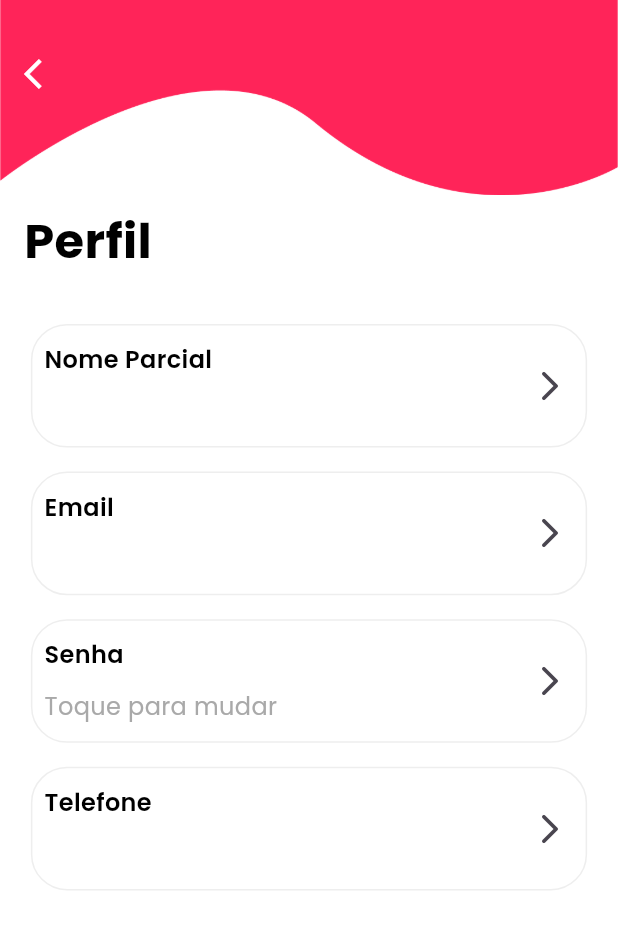
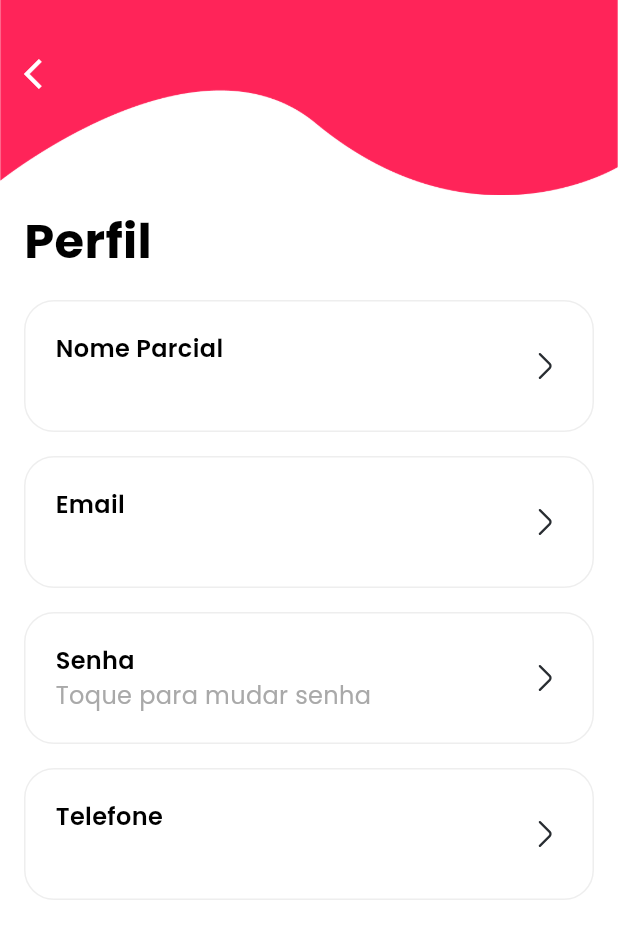
Before and after one commit to MJCantina/MJCantina-mobile-front-en, a Flutter app: the ProfileConfigs screen opened directly, on a phone screen of 412 x 824 dp. Shown: the top 939 px of the screen. Run offline on Flutter 3.47's test engine with Material 3 defaults, Android fonts, the phone set to English and light mode, and no system bars; our stand-ins replace cloud_firestore, firebase_auth, firebase_core, flutter_secure_storage, flutter_svg, get and 1 more; accounts and stored records are empty.

Commit message:
Arrumou os dados, cards e responsividade
Ajeitou o lançamento de dados do cpf e telefone no banco de dados, cards na aba perfil e responsividade

```diff
--- a/lib/common/widgets/profile_card/profile_card.dart
+++ b/lib/common/widgets/profile_card/profile_card.dart
@@ -1,55 +1,53 @@
+import 'package:cantina_senai/core/configs/theme/app_colors.dart';
 import 'package:cantina_senai/core/configs/theme/app_fonts.dart';
+import 'package:cantina_senai/core/configs/theme/app_vectors.dart';
 import 'package:flutter/material.dart';
+import 'package:flutter_svg/svg.dart';
 
 class ConfigChange extends StatefulWidget {
-
   final String title;
   final String config;
+  final VoidCallback onTap;
 
-  const ConfigChange({
-    required this.title,
-    required this.config,
-    super.key
-    });
+  const ConfigChange({required this.title, required this.config, required this.onTap, super.key});
 
   @override
   State<ConfigChange> createState() => _ConfigChangeState();
 }
 
 class _ConfigChangeState extends State<ConfigChange> {
-
-
+  @override
   Widget build(BuildContext context) {
-
-    var size = MediaQuery.of(context).size;
-
-    return Center(
+    return GestureDetector(
+      onTap: widget.onTap,
+      child: Container(
+        decoration: BoxDecoration(
+            borderRadius: BorderRadius.circular(20),
+            border: Border.all(
+                color: AppColors.bordergrey,
+                width: 1,
+                style: BorderStyle.solid)),
         child: Padding(
-        padding: const EdgeInsets.only(top: 16),
-        child: Container(
-                  width: size.width * 0.90,
-                  height: size.height * 0.10,
-                  decoration: BoxDecoration(
-                    border: Border.all(width: 1, color: const Color(0xFFEEEEEE)),
-                    borderRadius: BorderRadius.circular(24)
-
-                  ),
+          padding: const EdgeInsets.all(20),
           child: Row(
+            mainAxisAlignment: MainAxisAlignment.spaceBetween,
             crossAxisAlignment: CrossAxisAlignment.center,
+            children: [
+              Column(
+                crossAxisAlignment: CrossAxisAlignment.start,
                 mainAxisAlignment: MainAxisAlignment.spaceBetween,
                 children: [
-                      Padding(
-                        padding: const EdgeInsets.only(left: 8.0),
-                        child: Column(
-                          crossAxisAlignment: CrossAxisAlignment.start,
-                          mainAxisAlignment: MainAxisAlignment.spaceEvenly,
-                          children: [
-                            Text(widget.title, style: AppFonts.titleField,),
-                            Text(widget.config, style: AppFonts.subtitle,)
+                  Text(
+                    widget.title,
+                    style: AppFonts.titleField,
+                  ),
+                  Text(
+                    widget.config,
+                    style: AppFonts.subtitle,
+                  ),
                 ],
               ),
-                      ),
-                      IconButton(onPressed: (){}, icon: const Icon(Icons.arrow_forward_ios_rounded))
+              SvgPicture.asset(AppVectors.arrowright)
             ],
           ),
         ),
--- a/lib/core/configs/auth_controller/auth_controller.dart
+++ b/lib/core/configs/auth_controller/auth_controller.dart
@@ -36,7 +36,7 @@ class AuthController extends GetxController {
 
   Future<void> ctSend () async {
     try {
-      await AuthService.to.salvarInformacoesAdicionais(cpf.text, telefone.text);
+      await AuthService.to.salvarInformacoesAdicionais(telefone.text, cpf.text);
       Get.snackbar('Sucesso', 'Dados salvos com sucesso', backgroundColor: Colors.green);
     } catch (e) {
       Get.snackbar('Erro', e.toString(), backgroundColor: Colors.red);
--- a/lib/core/configs/theme/app_vectors.dart
+++ b/lib/core/configs/theme/app_vectors.dart
@@ -22,7 +22,7 @@ class AppVectors {
   static const String configred = '${basePath}configurationRed$format';
   static const String walletred = '${basePath}walletRed$format';
   static const String profilered = '${basePath}profileRed$format';
-  static const String coracaored = '${basePath}coracaoRed$format';
+  static const String coracaored = '${basePath}coracao$format';
   static const String reserve = '${basePath}reserve$format';
   static const String pedidosred = '${basePath}pedidosRed$format';
 }
--- a/lib/presentation/main_pages/perfil/profile_configs.dart
+++ b/lib/presentation/main_pages/perfil/profile_configs.dart
@@ -20,33 +20,52 @@ class _ProfileConfigsState extends State<ProfileConfigs> {
     return SafeArea(
       child: Scaffold(
         appBar: const AppBarArrow(namePage: 'Perfil'),
-        body: Column(
+        body: Padding(
+          padding: const EdgeInsets.symmetric(horizontal: 16.0),
+          child: Wrap(
+            runSpacing: 16,
             children: [
-            ConfigChange(title: 'Nome Parcial', config: '$user'),
-            ConfigChange(title: 'Email', config: '$userEmail'),
-            ConfigChange(title: 'Senha', config: 'Toque para mudar'),
+              ConfigChange(
+                title: 'Nome Parcial',
+                config: '$user',
+                onTap: () => {},
+              ),
+              ConfigChange(
+                title: 'Email',
+                config: '$userEmail',
+                onTap: () => {},
+              ),
+              ConfigChange(
+                title: 'Senha',
+                config: 'Toque para mudar senha',
+                onTap: () => {},
+              ),
               FutureBuilder<String?>(
                 future: AuthService.to.getPhoneNumber(), // Função assíncrona
                 builder: (context, snapshot) {
                   if (snapshot.connectionState == ConnectionState.waiting) {
-                  return const ConfigChange(
+                    return ConfigChange(
                       title: 'Telefone',
                       config: 'Carregando...',
+                      onTap: ()=>{},
                     );
                   } else if (snapshot.hasError) {
-                  return const ConfigChange(
+                    return  ConfigChange(
                       title: 'Telefone',
                       config: 'Erro ao carregar telefone',
+                      onTap: ()=>{},
                     );
                   } else if (!snapshot.hasData || snapshot.data == null) {
-                  return const ConfigChange(
+                    return  ConfigChange(
                       title: 'Telefone',
                       config: 'Telefone não disponível',
+                      onTap: ()=>{},
                     );
                   } else {
                     return ConfigChange(
                       title: 'Telefone',
                       config: snapshot.data!,
+                      onTap: ()=>{},
                     );
                   }
                 },
@@ -54,6 +73,7 @@ class _ProfileConfigsState extends State<ProfileConfigs> {
             ],
           ),
         ),
+      ),
     );
   }
 }
```
Also changed, not shown: lib/presentation/autenticação/end_cadaster/endcadaster.dart (+30 -8 lines), assets/icons/coracao.svg (renamed from assets/icons/coracaored.svg), pubspec.lock, 3 other files. Lines whose indentation alone changed are shown as unchanged.
